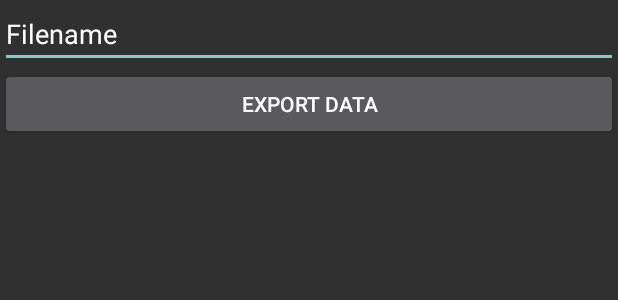
After one commit to maximilianvoss/BeatTheMeat, an Android app: the layout activity_upload.xml on its own in the app's theme, with its tools: preview values and no code run, on a phone screen of 412 x 824 dp. The commit adds this screen. Shown: the top 300 px of the screen. Run offline under Robolectric (Android 15) with nearby library versions, the phone set to English and light mode, and no system bars.

Commit message:
Upload: first draft

```diff
--- a/app/src/main/java/rocks/voss/beatthemeat/database/TemperatureDao.java
+++ b/app/src/main/java/rocks/voss/beatthemeat/database/TemperatureDao.java
@@ -17,6 +17,9 @@ public interface TemperatureDao {
     @Query("SELECT * FROM temperature WHERE thermometerId=:thermometerId AND datetime(time)>datetime(:time) ORDER BY datetime(time)")
     List<Temperature> getAll(int thermometerId, OffsetDateTime time);
 
+    @Query("SELECT * FROM temperature WHERE thermometerId=:thermometerId ORDER BY datetime(time)")
+    List<Temperature> getAll(int thermometerId);
+
     @Insert
     void insertAll(Temperature ... temperatures);
 
--- /dev/null
+++ b/app/src/main/res/layout/activity_upload.xml
@@ -0,0 +1,28 @@
+<?xml version="1.0" encoding="utf-8"?>
+<android.support.constraint.ConstraintLayout xmlns:android="http://schemas.android.com/apk/res/android"
+    xmlns:tools="http://schemas.android.com/tools"
+    android:layout_width="match_parent"
+    android:layout_height="match_parent"
+    tools:context=".activities.UploadActivity">
+
+    <LinearLayout
+        android:layout_width="match_parent"
+        android:layout_height="match_parent"
+        android:orientation="vertical">
+
+        <EditText
+            android:id="@+id/filename"
+            android:layout_width="match_parent"
+            android:layout_height="wrap_content"
+            android:ems="10"
+            android:inputType="textPersonName"
+            android:text="export"
+            tools:text="Filename" />
+
+        <Button
+            android:id="@+id/create"
+            android:layout_width="match_parent"
+            android:layout_height="wrap_content"
+            android:text="Export Data" />
+    </LinearLayout>
+</android.support.constraint.ConstraintLayout>
```
Also changed, not shown: app/src/main/AndroidManifest.xml (+10 -1 lines), app/src/main/java/rocks/voss/beatthemeat/activities/HistoryActivity.java (+29 -2 lines), app/src/main/java/rocks/voss/beatthemeat/activities/UploadActivity.java (added, +179 -0 lines), app/src/main/java/rocks/voss/beatthemeat/threads/HistoryDatabaseThread.java (added, +28 -0 lines), app/src/main/res/menu/historymenu.xml (added, +9 -0 lines), 1 other file.
